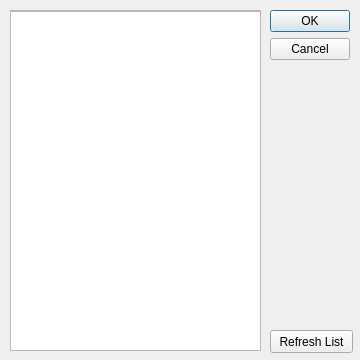
This is libEPLViz/ui/interfacepicker.ui in epl-viz/EPL-Viz as Qt 5 draws it before an edit. The edited form follows.
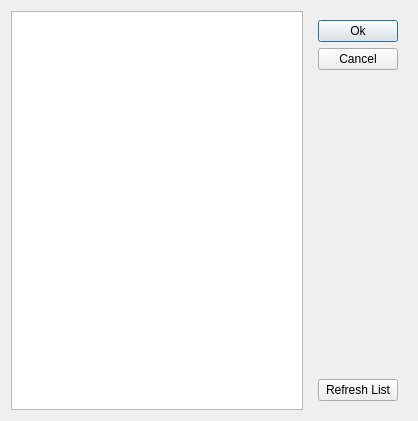
This is the edited form. Icons and pictures are not drawn. Custom widgets are drawn as their Qt base class.

Commit message: Improved picker dialog

```diff
--- a/libEPLViz/ui/interfacepicker.ui
+++ b/libEPLViz/ui/interfacepicker.ui
@@ -6,75 +6,67 @@
    <rect>
     <x>0</x>
     <y>0</y>
-    <width>360</width>
-    <height>360</height>
+    <width>418</width>
+    <height>421</height>
    </rect>
   </property>
   <property name="windowTitle">
    <string>Select an interface for capturing</string>
   </property>
-  <widget class="QDialogButtonBox" name="buttonBox">
-   <property name="geometry">
-    <rect>
-     <x>270</x>
-     <y>10</y>
-     <width>80</width>
-     <height>340</height>
-    </rect>
-   </property>
-   <property name="orientation">
-    <enum>Qt::Vertical</enum>
-   </property>
-   <property name="standardButtons">
-    <set>QDialogButtonBox::Cancel|QDialogButtonBox::Ok</set>
-   </property>
-  </widget>
-  <widget class="QPushButton" name="refreshButton">
-   <property name="geometry">
-    <rect>
-     <x>270</x>
-     <y>330</y>
-     <width>83</width>
-     <height>23</height>
-    </rect>
-   </property>
-   <property name="text">
-    <string>Refresh List</string>
-   </property>
-  </widget>
-  <widget class="QScrollArea" name="scrollArea">
-   <property name="geometry">
-    <rect>
-     <x>10</x>
-     <y>10</y>
-     <width>251</width>
-     <height>341</height>
-    </rect>
-   </property>
-   <property name="widgetResizable">
-    <bool>true</bool>
-   </property>
-   <widget class="QWidget" name="scrollAreaWidgetContents">
-    <property name="geometry">
-     <rect>
-      <x>0</x>
-      <y>0</y>
-      <width>249</width>
-      <height>339</height>
-     </rect>
-    </property>
-    <widget class="InterfaceListWidget" name="interfaceList">
-     <property name="geometry">
-      <rect>
-       <x>-10</x>
-       <y>0</y>
-       <width>261</width>
-       <height>341</height>
-      </rect>
-     </property>
+  <layout class="QHBoxLayout" name="horizontalLayout">
+   <item>
+    <widget class="InterfaceListWidget" name="interfaceList"/>
+   </item>
+   <item>
+    <widget class="QWidget" name="widget" native="true">
+     <layout class="QVBoxLayout" name="verticalLayout">
+      <item>
+       <widget class="QPushButton" name="btnOK">
+        <property name="text">
+         <string>Ok</string>
+        </property>
+        <property name="icon">
+         <iconset theme="dialog-ok"/>
+        </property>
+       </widget>
+      </item>
+      <item>
+       <widget class="QPushButton" name="btnCancel">
+        <property name="text">
+         <string>Cancel</string>
+        </property>
+        <property name="icon">
+         <iconset theme="dialog-cancel"/>
+        </property>
+       </widget>
+      </item>
+      <item>
+       <spacer name="verticalSpacer">
+        <property name="orientation">
+         <enum>Qt::Vertical</enum>
+        </property>
+        <property name="sizeHint" stdset="0">
+         <size>
+          <width>20</width>
+          <height>40</height>
+         </size>
+        </property>
+       </spacer>
+      </item>
+      <item>
+       <widget class="QPushButton" name="refreshButton">
+        <property name="text">
+         <string>Refresh List</string>
+        </property>
+        <property name="icon">
+         <iconset theme="view-refresh"/>
+        </property>
+       </widget>
+      </item>
+     </layout>
     </widget>
-   </widget>
-  </widget>
+   </item>
+  </layout>
  </widget>
  <customwidgets>
   <customwidget>
```
Left out of the diff: 64 changed lines with no effect on the pictures.
